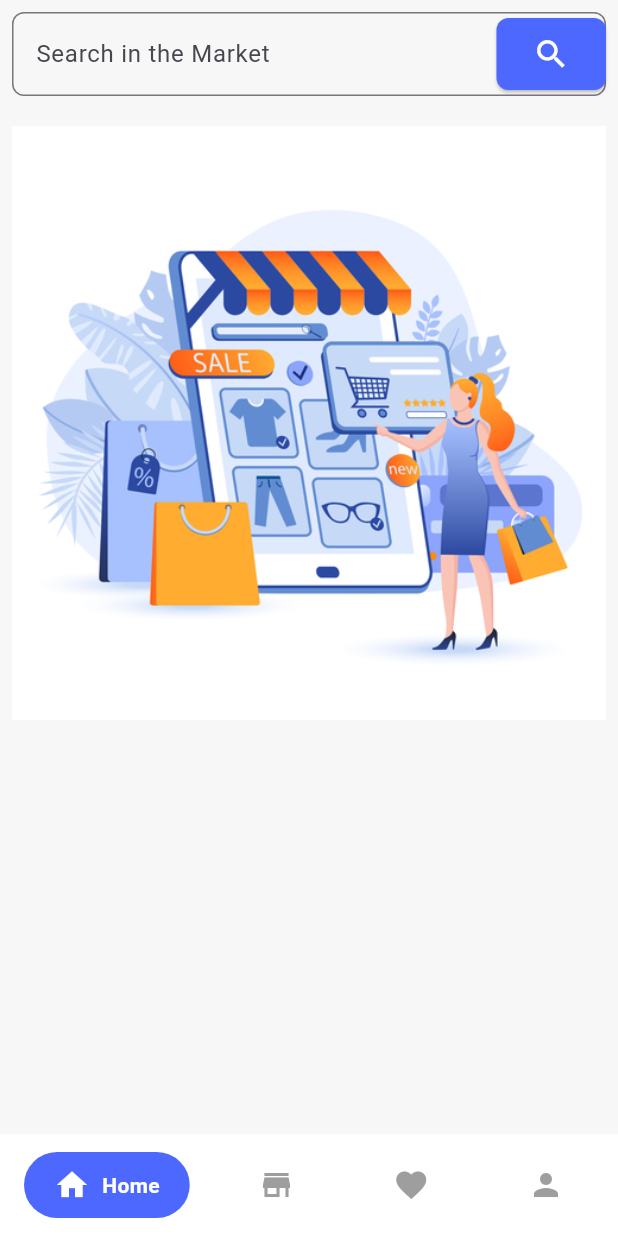
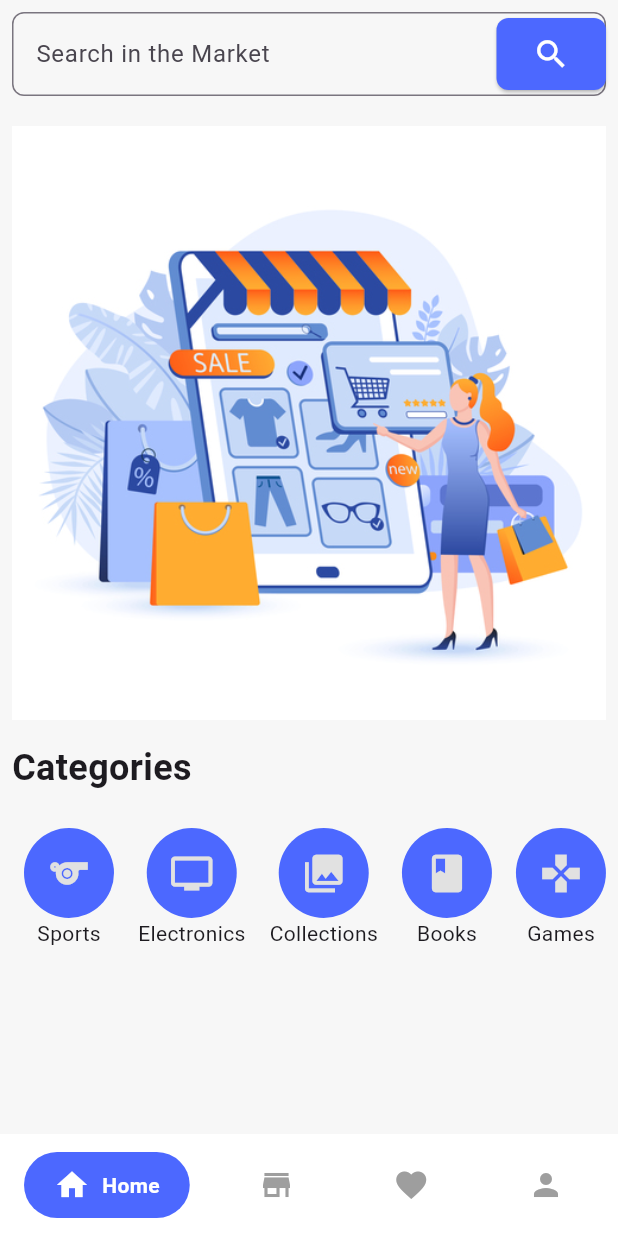
Before and after one commit to Mokassem0/market, a Flutter app: the screen it shows after launch, on a phone screen of 412 x 824 dp. Run offline on Flutter 3.47's test engine with Material 3 defaults, Android fonts, the phone set to English and light mode, and no system bars; drawn by our look-alikes of google_nav_bar; our stand-ins replace bloc, flutter_bloc.

Commit message:
add categories list to home view

```diff
--- a/lib/views/home/ui/home_view.dart
+++ b/lib/views/home/ui/home_view.dart
@@ -1,4 +1,5 @@
 import 'package:flutter/material.dart';
+import 'package:market/core/app_color.dart';
 import 'package:market/core/components/custom_search_field.dart';
 
 class HomeView extends StatelessWidget {
@@ -13,8 +14,54 @@ class HomeView extends StatelessWidget {
           CustomSearchField(),
           SizedBox(height: 20),
           Image.asset("assets/images/buy.jpg"),
+          SizedBox(height: 15),
+          Text(
+            "Categories",
+            style: TextStyle(fontSize: 24, fontWeight: FontWeight.bold),
+          ),
+          SizedBox(height: 15),
+          SizedBox(
+            height: 100,
+            child: ListView.builder(
+              scrollDirection: Axis.horizontal,
+              itemCount: categories.length,
+              itemBuilder: (context, index) {
+                return Padding(
+                  padding: const EdgeInsets.all(8.0),
+                  child: Column(
+                    children: [
+                      CircleAvatar(
+                        radius: 30,
+                        backgroundColor: AppColor.kPrimaryColor,
+                        foregroundColor: AppColor.kBordersideColor,
+                        child: Icon(categories[index].icon, size: 30),
+                      ),
+
+                      Text(categories[index].name),
+                    ],
+                  ),
+                );
+              },
+            ),
+          ),
         ],
       ),
     );
   }
 }
+
+List<Category> categories = [
+  Category(icon: Icons.sports, name: "Sports"),
+  Category(icon: Icons.tv, name: "Electronics"),
+  Category(icon: Icons.collections, name: "Collections"),
+  Category(icon: Icons.book, name: "Books"),
+  Category(icon: Icons.games, name: "Games"),
+  Category(icon: Icons.bike_scooter, name: "Bikes"),
+];
+
+class Category {
+  final IconData icon;
+  final String name;
+
+  Category({required this.icon, required this.name});
+}
```
